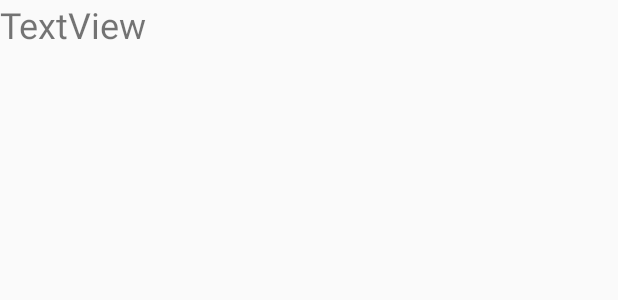
After one commit to a479304861/Android_chatDemo, an Android app: the layout item_message.xml on its own in the app's theme, with its tools: preview values and no code run, on a phone screen of 412 x 824 dp. The commit adds this screen. Shown: the top 300 px of the screen. Run offline under Robolectric (Android 15) with nearby library versions, the phone set to English and light mode, and no system bars.

Commit message:
聊天记录展示

```diff
--- a/app/src/main/java/com/example/retrofit/UI/adapter/TestAdapter.java
+++ b/app/src/main/java/com/example/retrofit/UI/adapter/TestAdapter.java
@@ -38,11 +38,11 @@ public class TestAdapter extends RecyclerView.Adapter<TestAdapter.InnerHolder> {
     public void onBindViewHolder(@NonNull InnerHolder holder, int position) {
         System.out.println(mData.get(position));
         holder.setData(mData.get(position));
+        //进入好友页面
         holder.itemView.setOnClickListener(new View.OnClickListener() {
             @Override
             public void onClick(View v) {
                 Intent intent = new Intent(v.getContext(), CommunicateActivity.class);
-
                 Bundle bundle=new Bundle();
                 bundle.putInt("data",  mData.get(position).getFriendId());
                 intent.putExtras(bundle);
@@ -60,7 +60,7 @@ public class TestAdapter extends RecyclerView.Adapter<TestAdapter.InnerHolder> {
     }
 
     public class InnerHolder extends RecyclerView.ViewHolder {
-       private TextView friendName,friendId;
+        private TextView friendName,friendId;
         public InnerHolder(@NonNull View itemView) {
             super(itemView);
             friendName = itemView.findViewById(R.id.item_testview_name);
--- a/app/src/main/java/com/example/retrofit/domain/FriendRespose.java
+++ b/app/src/main/java/com/example/retrofit/domain/FriendRespose.java
@@ -37,11 +37,9 @@ public class FriendRespose {
         public void setFriendId(int friendId) {
             this.friendId = friendId;
         }
-
         public String getName() {
             return name;
         }
-
         public void setName(String name) {
             this.name = name;
         }
--- a/app/src/main/java/com/example/retrofit/domain/MeassureRespose.java
+++ /dev/null
@@ -1,4 +0,0 @@
-package com.example.retrofit.domain;
-
-public class MeassureRespose {
-}
--- a/app/src/main/res/layout/activity_communicate.xml
+++ b/app/src/main/res/layout/activity_communicate.xml
@@ -34,6 +34,7 @@
         android:orientation="horizontal">
 
         <androidx.recyclerview.widget.RecyclerView
+            android:id="@+id/CommunicateActivity_RecycleView"
             android:layout_width="match_parent"
             android:layout_height="match_parent" />
     </LinearLayout>
--- /dev/null
+++ b/app/src/main/res/layout/item_message.xml
@@ -0,0 +1,13 @@
+<?xml version="1.0" encoding="utf-8"?>
+<LinearLayout
+    xmlns:android="http://schemas.android.com/apk/res/android" android:layout_width="match_parent"
+    android:layout_height="match_parent">
+
+    <TextView
+        android:id="@+id/item_message_textView"
+        android:layout_width="wrap_content"
+        android:layout_height="wrap_content"
+        android:layout_weight="1"
+        android:text="TextView"
+        android:textSize="24sp" />
+</LinearLayout>
```
Also changed, not shown: app/src/main/java/com/example/retrofit/Interface/Api.java (+3 -9 lines), app/src/main/java/com/example/retrofit/UI/activity/CommunicateActivity.java (+32 -10 lines), app/src/main/java/com/example/retrofit/domain/MessageRespose.java (added, +88 -0 lines).
